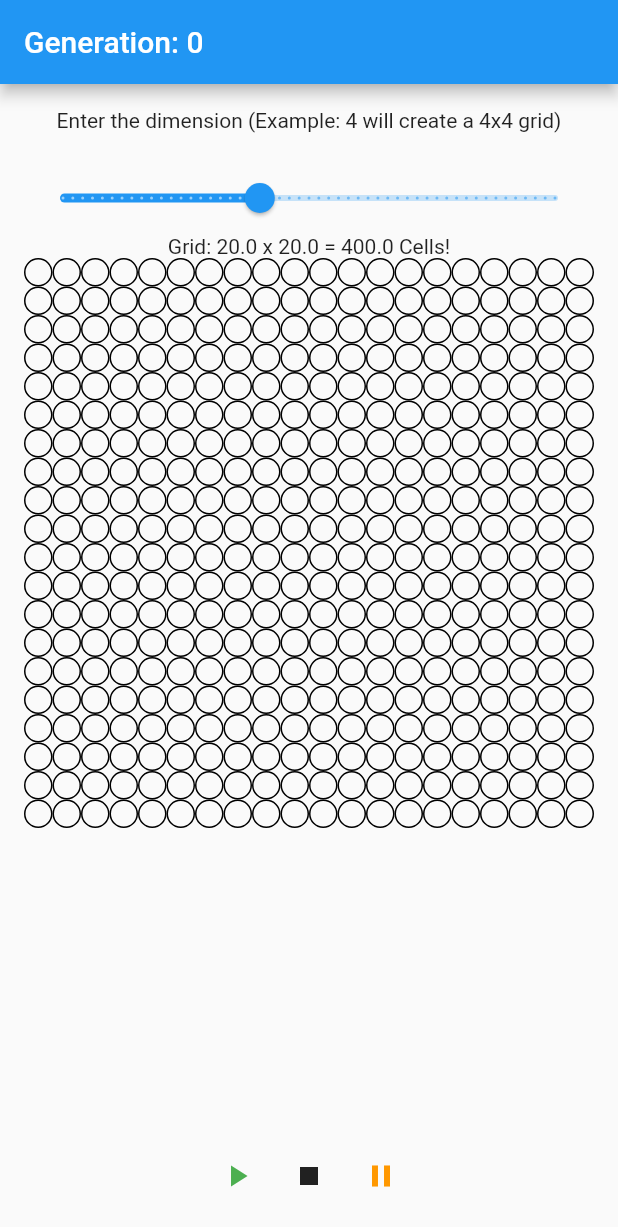
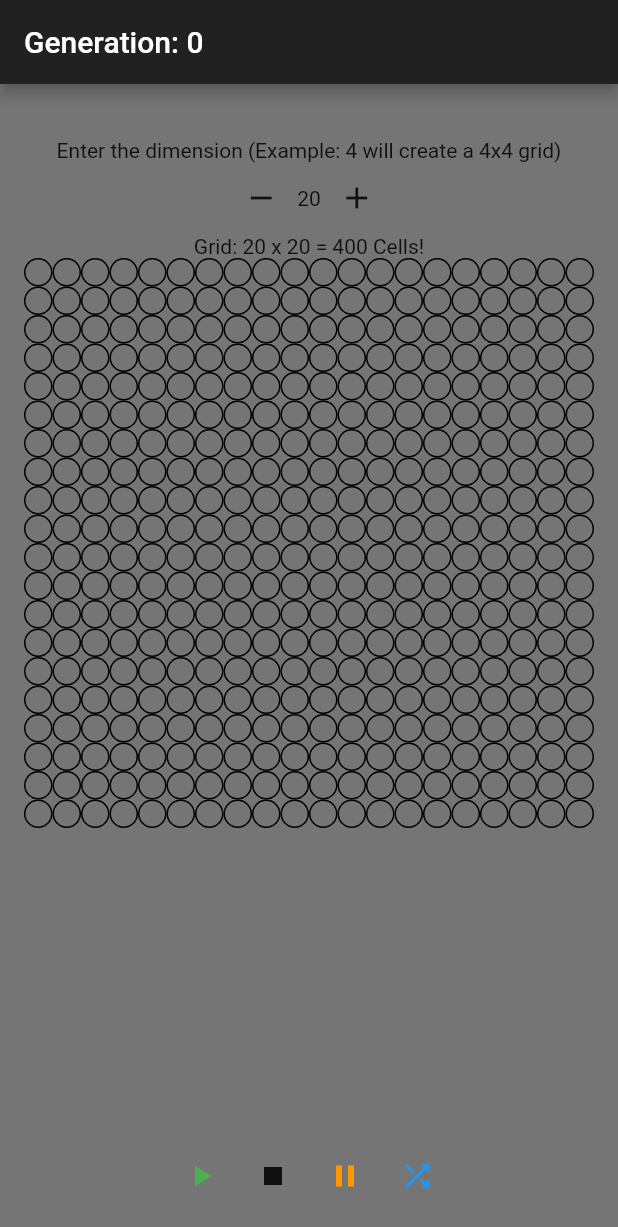
Before and after one commit to JoaoPauloUbaF/GameOfLifeFlutterDesignPatternsSOLID, a Flutter app: the screen it shows after launch, on a phone screen of 412 x 824 dp. Shown: the top 1227 px of the screen. Run offline on Flutter 3.47's test engine with Material 2 defaults, Android fonts, the phone set to English and light mode, and no system bars; our stand-ins replace flutter_riverpod.

Commit message:
UI improvements Riverpod added

```diff
--- a/lib/components/cell_widget.dart
+++ b/lib/components/cell_widget.dart
@@ -19,18 +19,33 @@ class RectangleCell extends StatelessWidget {
   }
 }
 
-class CircleCell extends StatelessWidget {
-  final CellState health;
+class CircleCell extends StatefulWidget {
+  final Cell cell;
 
-  const CircleCell({super.key, required this.health});
+  const CircleCell({super.key, required this.cell});
 
   @override
+  State<CircleCell> createState() => _CircleCellState();
+}
+
+class _CircleCellState extends State<CircleCell> {
+  @override
   Widget build(BuildContext context) {
-    return Container(
-      decoration: BoxDecoration(
-        shape: BoxShape.circle,
-        color: health == CellState.alive ? Colors.amber : Colors.transparent,
-        border: Border.all(color: Colors.black),
+    return GestureDetector(
+      onTap: () {
+        widget.cell.health = widget.cell.health == CellState.alive
+            ? CellState.dead
+            : CellState.alive;
+        setState(() {});
+      },
+      child: Container(
+        decoration: BoxDecoration(
+          shape: BoxShape.circle,
+          color: widget.cell.health == CellState.alive
+              ? Colors.amber
+              : Colors.transparent,
+          border: Border.all(color: Colors.black),
+        ),
       ),
     );
   }
--- a/lib/components/grid_widget.dart
+++ b/lib/components/grid_widget.dart
@@ -19,8 +19,7 @@ class GridWidget extends StatelessWidget {
       ),
       itemBuilder: (context, index) {
         Cell cell = grid.grid[index];
-
-        return CircleCell(health: cell.health);
+        return CircleCell(cell: cell);
       },
       itemCount: grid.grid.length,
     );
--- a/lib/main.dart
+++ b/lib/main.dart
@@ -1,6 +1,7 @@
 import 'dart:async';
 
 import 'package:flutter/material.dart';
+import 'package:flutter_riverpod/flutter_riverpod.dart';
 import 'package:game_of_life_design_patterns_solid/models/game_of_life.dart';
 
 import 'components/grid_widget.dart';
@@ -8,7 +9,12 @@ import 'components/grid_widget.dart';
 void main() {
   //add this
   runApp(
-    const MaterialApp(home: GameOfLifeApp()),
+    const ProviderScope(
+      child: MaterialApp(
+        home: GameOfLifeApp(),
+        debugShowCheckedModeBanner: false,
+      ),
+    ),
   );
 }
 
@@ -25,7 +31,7 @@ class _GameOfLifeAppState extends State<GameOfLifeApp> {
 
   GameOfLife gameOfLife = GameOfLife.instance;
 
-  var _currentSliderValue = 20.0;
+  var _currentStepValue = 20;
 
   @override
   void initState() {
@@ -46,31 +52,55 @@ class _GameOfLifeAppState extends State<GameOfLifeApp> {
   @override
   Widget build(BuildContext context) {
     return Scaffold(
+      backgroundColor: Colors.grey[600],
       appBar: AppBar(
+        backgroundColor: Colors.grey[900],
         title: Text('Generation: ${gameOfLife.generation}'),
       ),
       body: Padding(
         padding: const EdgeInsets.all(16.0),
         child: Column(
           children: [
-            const Text(
-                'Enter the dimension (Example: 4 will create a 4x4 grid)'),
             const SizedBox(height: 20),
-            Slider(
-              value: _currentSliderValue,
-              min: 0,
-              max: 50,
-              divisions: 50,
-              label: _currentSliderValue.round().toString(),
-              onChanged: (double value) {
-                setState(() {
-                  _currentSliderValue = value;
-                  gameOfLife.newGame(value as int, value as int);
-                });
-              },
+            Column(
+              children: [
+                const Text(
+                    'Enter the dimension (Example: 4 will create a 4x4 grid)'),
+                Row(
+                  mainAxisAlignment: MainAxisAlignment.center,
+                  children: <Widget>[
+                    IconButton(
+                      icon: const Icon(Icons.remove),
+                      onPressed: () {
+                        setState(() {
+                          if (_currentStepValue > 0) {
+                            _currentStepValue--;
+                            gameOfLife.newGame(
+                                _currentStepValue, _currentStepValue);
+                          }
+                        });
+                      },
+                    ),
+                    Text('$_currentStepValue'),
+                    IconButton(
+                      icon: const Icon(Icons.add),
+                      onPressed: () {
+                        setState(() {
+                          if (_currentStepValue < 50) {
+                            // Defina o limite superior conforme necessário
+                            _currentStepValue++;
+                            gameOfLife.newGame(
+                                _currentStepValue, _currentStepValue);
+                          }
+                        });
+                      },
+                    ),
+                  ],
+                ),
+              ],
             ),
-            Text('Grid: $_currentSliderValue x $_currentSliderValue = '
-                '${_currentSliderValue * _currentSliderValue} Cells!'),
+            Text('Grid: $_currentStepValue x $_currentStepValue = '
+                '${_currentStepValue * _currentStepValue} Cells!'),
             Expanded(
               child: GridWidget(grid: gameOfLife.grid),
             ),
@@ -79,7 +109,11 @@ class _GameOfLifeAppState extends State<GameOfLifeApp> {
               mainAxisAlignment: MainAxisAlignment.center,
               children: [
                 IconButton(
+                  hoverColor: Colors.transparent,
                   onPressed: () {
+                    if (!gameOfLife.grid.anyAliveCells()) {
+                      return;
+                    }
                     gameOfLife.startGame();
                     timer = Timer.periodic(const Duration(seconds: 1), (timer) {
                       gameOfLife.state == GameState.running
@@ -91,22 +125,34 @@ class _GameOfLifeAppState extends State<GameOfLifeApp> {
                   color: Colors.green,
                 ),
                 IconButton(
+                  hoverColor: Colors.transparent,
                   onPressed: () => {
                     timer!.isActive ? timer!.cancel() : null,
                     setState(() {
                       gameOfLife.generation = 0;
-                      _currentSliderValue = 20;
+                      _currentStepValue = 20;
                       gameOfLife.stopGame();
                     })
                   },
                   icon: const Icon(Icons.stop),
                 ),
                 IconButton(
+                  hoverColor: Colors.transparent,
                   onPressed: () => gameOfLife.state == GameState.running
                       ? gameOfLife.pauseGame()
                       : null,
                   icon: const Icon(Icons.pause),
                   color: Colors.orange,
+                ),
+                IconButton(
+                  hoverColor: Colors.transparent,
+                  onPressed: () {
+                    setState(() {
+                      gameOfLife.grid.generateRadomGrid();
+                    });
+                  },
+                  icon: const Icon(Icons.shuffle),
+                  color: Colors.blue,
                 ),
               ],
             ),
--- a/lib/models/game_of_life.dart
+++ b/lib/models/game_of_life.dart
@@ -15,7 +15,6 @@ class GameOfLife {
   }
 
   void startGame() {
-    grid.generateRadomGrid();
     state = GameState.running;
     debugState();
   }
--- a/pubspec.yaml
+++ b/pubspec.yaml
@@ -9,6 +9,7 @@ environment:
 dependencies:
   flutter:
     sdk: flutter
+  flutter_riverpod: ^2.3.10
 
 dev_dependencies:
   flutter_test:
```
Also changed, not shown: lib/models/grid.dart (+9 -0 lines), pubspec.lock, 1 other file.
